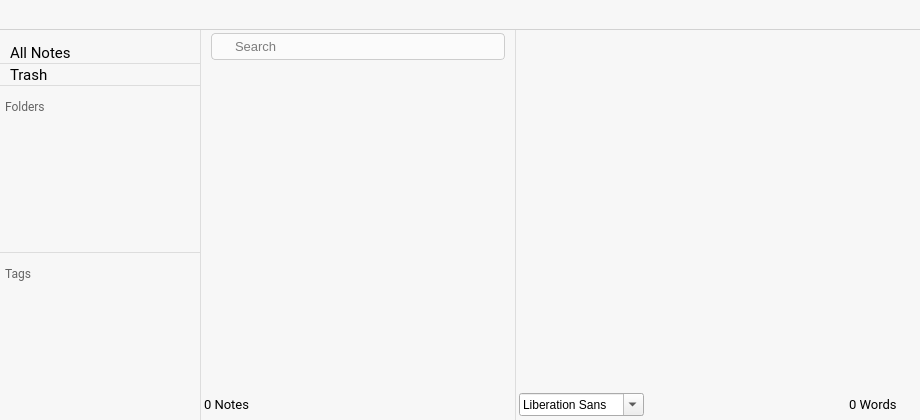
Before: the Qt Designer form src/mainwindow.ui in theshadowx/notes, drawn with Qt 5.
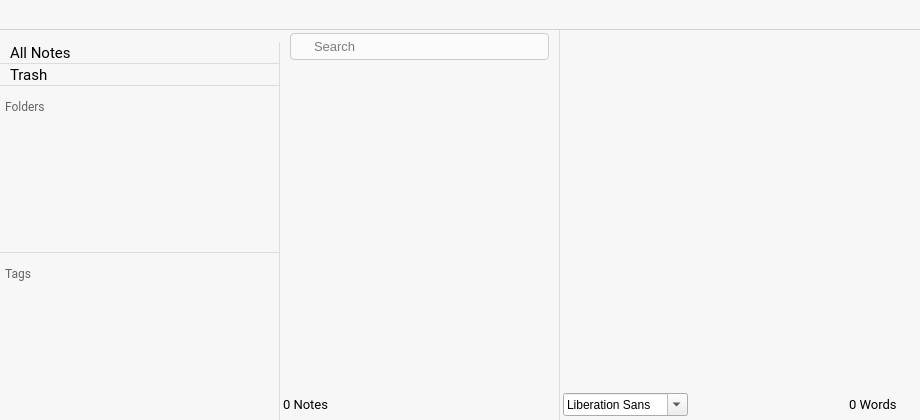
After: the same form once the commit is applied. Icons and pictures are not drawn. Custom widgets are drawn as their Qt base class.

Commit message:
Putting the 3 frames inside splitter
Set the initial value of each part of the splitter

Patch:
```diff
--- a/src/mainwindow.ui
+++ b/src/mainwindow.ui
@@ -133,13 +133,7 @@
      <verstretch>0</verstretch>
     </sizepolicy>
    </property>
-   <property name="minimumSize">
-    <size>
-     <width>480</width>
-     <height>320</height>
-    </size>
-   </property>
-   <layout class="QGridLayout" name="gridLayout_4">
+   <layout class="QGridLayout" name="gridLayout_3">
     <property name="leftMargin">
      <number>0</number>
     </property>
@@ -155,38 +149,7 @@
     <property name="spacing">
      <number>0</number>
     </property>
-    <item row="2" column="1">
-     <widget class="Line" name="line_2">
-      <property name="sizePolicy">
-       <sizepolicy hsizetype="Fixed" vsizetype="Minimum">
-        <horstretch>0</horstretch>
-        <verstretch>0</verstretch>
-       </sizepolicy>
-      </property>
-      <property name="minimumSize">
-       <size>
-        <width>1</width>
-        <height>0</height>
-       </size>
-      </property>
-      <property name="maximumSize">
-       <size>
-        <width>1</width>
-        <height>16777215</height>
-       </size>
-      </property>
-      <property name="frameShadow">
-       <enum>QFrame::Raised</enum>
-      </property>
-      <property name="lineWidth">
-       <number>1</number>
-      </property>
-      <property name="orientation">
-       <enum>Qt::Vertical</enum>
-      </property>
-     </widget>
-    </item>
-    <item row="0" column="0" colspan="3">
+    <item row="0" column="0">
      <widget class="QFrame" name="frameDecorator">
       <property name="sizePolicy">
        <sizepolicy hsizetype="Preferred" vsizetype="Fixed">
@@ -415,26 +378,21 @@
       </layout>
      </widget>
     </item>
-    <item row="2" column="0">
+    <item row="1" column="0">
+     <widget class="QSplitter" name="splitter">
+      <property name="orientation">
+       <enum>Qt::Horizontal</enum>
+      </property>
+      <property name="handleWidth">
+       <number>0</number>
+      </property>
      <widget class="QFrame" name="frame_4">
       <property name="sizePolicy">
-       <sizepolicy hsizetype="Fixed" vsizetype="Expanding">
+        <sizepolicy hsizetype="Expanding" vsizetype="Expanding">
         <horstretch>0</horstretch>
         <verstretch>0</verstretch>
        </sizepolicy>
       </property>
-      <property name="minimumSize">
-       <size>
-        <width>200</width>
-        <height>0</height>
-       </size>
-      </property>
-      <property name="maximumSize">
-       <size>
-        <width>200</width>
-        <height>16777215</height>
-       </size>
-      </property>
       <property name="frameShape">
        <enum>QFrame::NoFrame</enum>
       </property>
@@ -454,124 +412,33 @@
        <property name="bottomMargin">
         <number>0</number>
        </property>
-       <property name="verticalSpacing">
-        <number>0</number>
-       </property>
-       <item row="19" column="0">
-        <widget class="QFrame" name="frameTag">
-         <property name="sizePolicy">
-          <sizepolicy hsizetype="Preferred" vsizetype="Minimum">
-           <horstretch>0</horstretch>
-           <verstretch>0</verstretch>
-          </sizepolicy>
-         </property>
-         <property name="minimumSize">
-          <size>
-           <width>0</width>
-           <height>21</height>
-          </size>
-         </property>
-         <property name="frameShape">
-          <enum>QFrame::NoFrame</enum>
-         </property>
-         <property name="frameShadow">
-          <enum>QFrame::Raised</enum>
-         </property>
-         <layout class="QHBoxLayout" name="horizontalLayout_6">
           <property name="spacing">
            <number>0</number>
           </property>
-          <property name="leftMargin">
-           <number>0</number>
-          </property>
-          <property name="topMargin">
-           <number>0</number>
-          </property>
-          <property name="rightMargin">
-           <number>5</number>
-          </property>
-          <property name="bottomMargin">
-           <number>0</number>
-          </property>
-          <item>
-           <widget class="QLabel" name="tagLabel">
-            <property name="sizePolicy">
-             <sizepolicy hsizetype="Preferred" vsizetype="Fixed">
-              <horstretch>0</horstretch>
-              <verstretch>21</verstretch>
-             </sizepolicy>
-            </property>
-            <property name="minimumSize">
-             <size>
-              <width>0</width>
-              <height>21</height>
-             </size>
-            </property>
-            <property name="font">
-             <font>
-              <family>Roboto</family>
-              <pointsize>9</pointsize>
-              <weight>50</weight>
-              <bold>false</bold>
-             </font>
-            </property>
-            <property name="text">
-             <string>Tags</string>
-            </property>
-            <property name="indent">
-             <number>5</number>
-            </property>
-           </widget>
-          </item>
-          <item>
-           <spacer name="horizontalSpacer_5">
+        <item row="16" column="0">
+         <spacer name="verticalSpacer_2">
             <property name="orientation">
-             <enum>Qt::Horizontal</enum>
+           <enum>Qt::Vertical</enum>
+          </property>
+          <property name="sizeType">
+           <enum>QSizePolicy::Fixed</enum>
             </property>
             <property name="sizeHint" stdset="0">
              <size>
-              <width>140</width>
-              <height>18</height>
+            <width>20</width>
+            <height>10</height>
              </size>
             </property>
            </spacer>
           </item>
-          <item>
-           <widget class="QPushButton" name="newTagButton">
-            <property name="minimumSize">
-             <size>
-              <width>12</width>
-              <height>12</height>
-             </size>
-            </property>
-            <property name="maximumSize">
-             <size>
-              <width>12</width>
-              <height>12</height>
-             </size>
-            </property>
-            <property name="cursor">
-             <cursorShape>PointingHandCursor</cursorShape>
-            </property>
-            <property name="text">
-             <string/>
-            </property>
-            <property name="iconSize">
-             <size>
-              <width>12</width>
-              <height>12</height>
-             </size>
-            </property>
-            <property name="flat">
-             <bool>true</bool>
-            </property>
-           </widget>
-          </item>
-         </layout>
-        </widget>
-       </item>
-       <item row="2" column="0">
+        <item row="0" column="0">
         <widget class="QLabel" name="label_3">
+          <property name="sizePolicy">
+           <sizepolicy hsizetype="Fixed" vsizetype="Fixed">
+            <horstretch>0</horstretch>
+            <verstretch>0</verstretch>
+           </sizepolicy>
+          </property>
          <property name="minimumSize">
           <size>
            <width>0</width>
@@ -580,7 +447,7 @@
          </property>
          <property name="maximumSize">
           <size>
-           <width>16777215</width>
+            <width>70</width>
            <height>21</height>
           </size>
          </property>
@@ -598,26 +465,7 @@
          </property>
         </widget>
        </item>
-       <item row="17" column="0">
-        <widget class="Line" name="line_3">
-         <property name="minimumSize">
-          <size>
-           <width>0</width>
-           <height>1</height>
-          </size>
-         </property>
-         <property name="maximumSize">
-          <size>
-           <width>16777215</width>
-           <height>1</height>
-          </size>
-         </property>
-         <property name="orientation">
-          <enum>Qt::Horizontal</enum>
-         </property>
-        </widget>
-       </item>
-       <item row="13" column="0">
+        <item row="11" column="0">
         <spacer name="verticalSpacer">
          <property name="orientation">
           <enum>Qt::Vertical</enum>
@@ -633,8 +481,14 @@
          </property>
         </spacer>
        </item>
-       <item row="10" column="0">
+        <item row="8" column="0">
         <widget class="QLabel" name="label_2">
+          <property name="sizePolicy">
+           <sizepolicy hsizetype="Fixed" vsizetype="Fixed">
+            <horstretch>0</horstretch>
+            <verstretch>0</verstretch>
+           </sizepolicy>
+          </property>
          <property name="minimumSize">
           <size>
            <width>0</width>
@@ -643,7 +497,7 @@
          </property>
          <property name="maximumSize">
           <size>
-           <width>16777215</width>
+            <width>70</width>
            <height>21</height>
           </size>
          </property>
@@ -661,138 +515,45 @@
          </property>
         </widget>
        </item>
-       <item row="3" column="0">
-        <widget class="Line" name="line_5">
-         <property name="minimumSize">
-          <size>
-           <width>0</width>
-           <height>1</height>
-          </size>
-         </property>
-         <property name="maximumSize">
-          <size>
-           <width>16777215</width>
-           <height>1</height>
-          </size>
-         </property>
-         <property name="orientation">
-          <enum>Qt::Horizontal</enum>
-         </property>
-        </widget>
-       </item>
-       <item row="20" column="0">
-        <widget class="QListWidget" name="tagsList">
-         <property name="frameShape">
-          <enum>QFrame::NoFrame</enum>
-         </property>
-        </widget>
-       </item>
-       <item row="12" column="0">
-        <widget class="Line" name="line_4">
-         <property name="minimumSize">
-          <size>
-           <width>0</width>
-           <height>1</height>
-          </size>
-         </property>
-         <property name="maximumSize">
-          <size>
-           <width>16777215</width>
-           <height>1</height>
-          </size>
-         </property>
-         <property name="orientation">
-          <enum>Qt::Horizontal</enum>
-         </property>
-        </widget>
-       </item>
-       <item row="18" column="0">
-        <spacer name="verticalSpacer_2">
-         <property name="orientation">
-          <enum>Qt::Vertical</enum>
-         </property>
-         <property name="sizeType">
-          <enum>QSizePolicy::Fixed</enum>
-         </property>
-         <property name="sizeHint" stdset="0">
-          <size>
-           <width>20</width>
-           <height>10</height>
-          </size>
-         </property>
-        </spacer>
-       </item>
-       <item row="14" column="0">
-        <widget class="QFrame" name="frameFolder">
+        <item row="0" column="2" rowspan="19">
+         <widget class="Line" name="line_2">
          <property name="sizePolicy">
-          <sizepolicy hsizetype="Preferred" vsizetype="Minimum">
+           <sizepolicy hsizetype="Preferred" vsizetype="Expanding">
            <horstretch>0</horstretch>
            <verstretch>0</verstretch>
           </sizepolicy>
          </property>
          <property name="minimumSize">
           <size>
-           <width>0</width>
-           <height>21</height>
-          </size>
-         </property>
-         <property name="frameShape">
-          <enum>QFrame::NoFrame</enum>
+            <width>1</width>
+            <height>0</height>
+           </size>
+          </property>
+          <property name="maximumSize">
+           <size>
+            <width>1</width>
+            <height>16777215</height>
+           </size>
          </property>
          <property name="frameShadow">
           <enum>QFrame::Raised</enum>
          </property>
-         <layout class="QHBoxLayout" name="horizontalLayout_5">
-          <property name="spacing">
-           <number>0</number>
+          <property name="lineWidth">
+           <number>1</number>
           </property>
-          <property name="leftMargin">
-           <number>0</number>
-          </property>
-          <property name="topMargin">
-           <number>0</number>
-          </property>
-          <property name="rightMargin">
-           <number>5</number>
-          </property>
-          <property name="bottomMargin">
-           <number>0</number>
-          </property>
-          <item>
-           <widget class="QLabel" name="folderLabel">
-            <property name="sizePolicy">
-             <sizepolicy hsizetype="Preferred" vsizetype="Fixed">
-              <horstretch>0</horstretch>
-              <verstretch>21</verstretch>
-             </sizepolicy>
-            </property>
-            <property name="minimumSize">
-             <size>
-              <width>0</width>
-              <height>21</height>
-             </size>
-            </property>
-            <property name="font">
-             <font>
-              <family>Roboto</family>
-              <pointsize>9</pointsize>
-              <weight>50</weight>
-              <bold>false</bold>
-             </font>
-            </property>
-            <property name="text">
-             <string>Folders</string>
-            </property>
-            <property name="indent">
-             <number>5</number>
+          <property name="orientation">
+           <enum>Qt::Vertical</enum>
             </property>
            </widget>
           </item>
-          <item>
-           <spacer name="horizontalSpacer_4">
+        <item row="0" column="1">
+         <spacer name="horizontalSpacer_6">
             <property name="orientation">
              <enum>Qt::Horizontal</enum>
             </property>
+          <property name="sizeType">
+           <enum>QSizePolicy::Expanding</enum>
+          </property>
             <property name="sizeHint" stdset="0">
              <size>
               <width>40</width>
@@ -801,41 +562,7 @@
             </property>
            </spacer>
           </item>
-          <item>
-           <widget class="QPushButton" name="newFolderButton">
-            <property name="minimumSize">
-             <size>
-              <width>12</width>
-              <height>12</height>
-             </size>
-            </property>
-            <property name="maximumSize">
-             <size>
-              <width>12</width>
-              <height>12</height>
-             </size>
-            </property>
-            <property name="cursor">
-             <cursorShape>PointingHandCursor</cursorShape>
-            </property>
-            <property name="text">
-             <string/>
-            </property>
-            <property name="iconSize">
-             <size>
-              <width>12</width>
-              <height>12</height>
-             </size>
-            </property>
-            <property name="flat">
-             <bool>true</bool>
-            </property>
-           </widget>
-          </item>
-         </layout>
-        </widget>
-       </item>
-       <item row="15" column="0">
+        <item row="13" column="0" colspan="2">
         <widget class="QTreeView" name="folderTree">
          <property name="font">
           <font>
@@ -866,32 +593,332 @@
          </attribute>
         </widget>
        </item>
+        <item row="8" column="1">
+         <spacer name="horizontalSpacer_7">
+          <property name="orientation">
+           <enum>Qt::Horizontal</enum>
+          </property>
+          <property name="sizeType">
+           <enum>QSizePolicy::Expanding</enum>
+          </property>
+          <property name="sizeHint" stdset="0">
+           <size>
+            <width>40</width>
+            <height>20</height>
+           </size>
+          </property>
+         </spacer>
+        </item>
+        <item row="18" column="0" colspan="2">
+         <widget class="QListWidget" name="tagsList">
+          <property name="frameShape">
+           <enum>QFrame::NoFrame</enum>
+          </property>
+         </widget>
+        </item>
+        <item row="12" column="0" colspan="2">
+         <widget class="QFrame" name="frameFolder">
+          <property name="sizePolicy">
+           <sizepolicy hsizetype="Preferred" vsizetype="Minimum">
+            <horstretch>0</horstretch>
+            <verstretch>0</verstretch>
+           </sizepolicy>
+          </property>
+          <property name="minimumSize">
+           <size>
+            <width>0</width>
+            <height>21</height>
+           </size>
+          </property>
+          <property name="frameShape">
+           <enum>QFrame::NoFrame</enum>
+          </property>
+          <property name="frameShadow">
+           <enum>QFrame::Raised</enum>
+          </property>
+          <layout class="QHBoxLayout" name="horizontalLayout_5">
+           <property name="spacing">
+            <number>0</number>
+           </property>
+           <property name="leftMargin">
+            <number>0</number>
+           </property>
+           <property name="topMargin">
+            <number>0</number>
+           </property>
+           <property name="rightMargin">
+            <number>5</number>
+           </property>
+           <property name="bottomMargin">
+            <number>0</number>
+           </property>
+           <item>
+            <widget class="QLabel" name="folderLabel">
+             <property name="sizePolicy">
+              <sizepolicy hsizetype="Preferred" vsizetype="Fixed">
+               <horstretch>0</horstretch>
+               <verstretch>21</verstretch>
+              </sizepolicy>
+             </property>
+             <property name="minimumSize">
+              <size>
+               <width>0</width>
+               <height>21</height>
+              </size>
+             </property>
+             <property name="maximumSize">
+              <size>
+               <width>46</width>
+               <height>16777215</height>
+              </size>
+             </property>
+             <property name="font">
+              <font>
+               <family>Roboto</family>
+               <pointsize>9</pointsize>
+               <weight>50</weight>
+               <bold>false</bold>
+              </font>
+             </property>
+             <property name="text">
+              <string>Folders</string>
+             </property>
+             <property name="indent">
+              <number>5</number>
+             </property>
+            </widget>
+           </item>
+           <item>
+            <spacer name="horizontalSpacer_4">
+             <property name="orientation">
+              <enum>Qt::Horizontal</enum>
+             </property>
+             <property name="sizeType">
+              <enum>QSizePolicy::Expanding</enum>
+             </property>
+             <property name="sizeHint" stdset="0">
+              <size>
+               <width>40</width>
+               <height>20</height>
+              </size>
+             </property>
+            </spacer>
+           </item>
+           <item>
+            <widget class="QPushButton" name="newFolderButton">
+             <property name="minimumSize">
+              <size>
+               <width>12</width>
+               <height>12</height>
+              </size>
+             </property>
+             <property name="maximumSize">
+              <size>
+               <width>12</width>
+               <height>12</height>
+              </size>
+             </property>
+             <property name="cursor">
+              <cursorShape>PointingHandCursor</cursorShape>
+             </property>
+             <property name="text">
+              <string/>
+             </property>
+             <property name="iconSize">
+              <size>
+               <width>12</width>
+               <height>12</height>
+              </size>
+             </property>
+             <property name="flat">
+              <bool>true</bool>
+             </property>
+            </widget>
+           </item>
       </layout>
      </widget>
     </item>
-    <item row="2" column="2">
-     <widget class="QSplitter" name="splitter">
+        <item row="17" column="0" colspan="2">
+         <widget class="QFrame" name="frameTag">
       <property name="sizePolicy">
-       <sizepolicy hsizetype="Preferred" vsizetype="Preferred">
+           <sizepolicy hsizetype="Preferred" vsizetype="Minimum">
         <horstretch>0</horstretch>
         <verstretch>0</verstretch>
        </sizepolicy>
       </property>
+          <property name="minimumSize">
+           <size>
+            <width>0</width>
+            <height>21</height>
+           </size>
+          </property>
+          <property name="frameShape">
+           <enum>QFrame::NoFrame</enum>
+          </property>
+          <property name="frameShadow">
+           <enum>QFrame::Raised</enum>
+          </property>
+          <layout class="QHBoxLayout" name="horizontalLayout_6">
+           <property name="spacing">
+            <number>0</number>
+           </property>
+           <property name="leftMargin">
+            <number>0</number>
+           </property>
+           <property name="topMargin">
+            <number>0</number>
+           </property>
+           <property name="rightMargin">
+            <number>5</number>
+           </property>
+           <property name="bottomMargin">
+            <number>0</number>
+           </property>
+           <item>
+            <widget class="QLabel" name="tagLabel">
+             <property name="sizePolicy">
+              <sizepolicy hsizetype="Preferred" vsizetype="Fixed">
+               <horstretch>0</horstretch>
+               <verstretch>21</verstretch>
+              </sizepolicy>
+             </property>
+             <property name="minimumSize">
+              <size>
+               <width>0</width>
+               <height>21</height>
+              </size>
+             </property>
+             <property name="maximumSize">
+              <size>
+               <width>46</width>
+               <height>16777215</height>
+              </size>
+             </property>
+             <property name="font">
+              <font>
+               <family>Roboto</family>
+               <pointsize>9</pointsize>
+               <weight>50</weight>
+               <bold>false</bold>
+              </font>
+             </property>
+             <property name="text">
+              <string>Tags</string>
+             </property>
+             <property name="indent">
+              <number>5</number>
+             </property>
+            </widget>
+           </item>
+           <item>
+            <spacer name="horizontalSpacer_5">
+             <property name="orientation">
+              <enum>Qt::Horizontal</enum>
+             </property>
+             <property name="sizeType">
+              <enum>QSizePolicy::Expanding</enum>
+             </property>
+             <property name="sizeHint" stdset="0">
+              <size>
+               <width>140</width>
+               <height>18</height>
+              </size>
+             </property>
+            </spacer>
+           </item>
+           <item>
+            <widget class="QPushButton" name="newTagButton">
+             <property name="minimumSize">
+              <size>
+               <width>12</width>
+               <height>12</height>
+              </size>
+             </property>
+             <property name="maximumSize">
+              <size>
+               <width>12</width>
+               <height>12</height>
+              </size>
+             </property>
+             <property name="cursor">
+              <cursorShape>PointingHandCursor</cursorShape>
+             </property>
+             <property name="text">
+              <string/>
+             </property>
+             <property name="iconSize">
+              <size>
+               <width>12</width>
+               <height>12</height>
+              </size>
+             </property>
+             <property name="flat">
+              <bool>true</bool>
+             </property>
+            </widget>
+           </item>
+          </layout>
+         </widget>
+        </item>
+        <item row="1" column="0" colspan="2">
+         <widget class="Line" name="line_5">
       <property name="minimumSize">
        <size>
         <width>0</width>
         <height>0</height>
        </size>
       </property>
-      <property name="lineWidth">
-       <number>0</number>
+          <property name="maximumSize">
+           <size>
+            <width>16777215</width>
+            <height>1</height>
+           </size>
       </property>
       <property name="orientation">
        <enum>Qt::Horizontal</enum>
       </property>
-      <property name="handleWidth">
-       <number>0</number>
-      </property>
+         </widget>
+        </item>
+        <item row="10" column="0" colspan="2">
+         <widget class="Line" name="line_4">
+          <property name="minimumSize">
+           <size>
+            <width>0</width>
+            <height>1</height>
+           </size>
+          </property>
+          <property name="maximumSize">
+           <size>
+            <width>16777215</width>
+            <height>1</height>
+           </size>
+          </property>
+          <property name="orientation">
+           <enum>Qt::Horizontal</enum>
+          </property>
+         </widget>
+        </item>
+        <item row="15" column="0" colspan="2">
+         <widget class="Line" name="line_3">
+          <property name="minimumSize">
+           <size>
+            <width>0</width>
+            <height>1</height>
+           </size>
+          </property>
+          <property name="maximumSize">
+           <size>
+            <width>16777215</width>
+            <height>1</height>
+           </size>
+          </property>
+          <property name="orientation">
+           <enum>Qt::Horizontal</enum>
+          </property>
+         </widget>
+        </item>
+       </layout>
+      </widget>
       <widget class="QFrame" name="frameLeft">
        <layout class="QGridLayout" name="gridLayout_2">
         <property name="leftMargin">
```
Left out of the diff: 6 changed lines with no effect on the pictures. Lines whose indentation alone changed are shown as unchanged. The commit also changes 1 other file.
